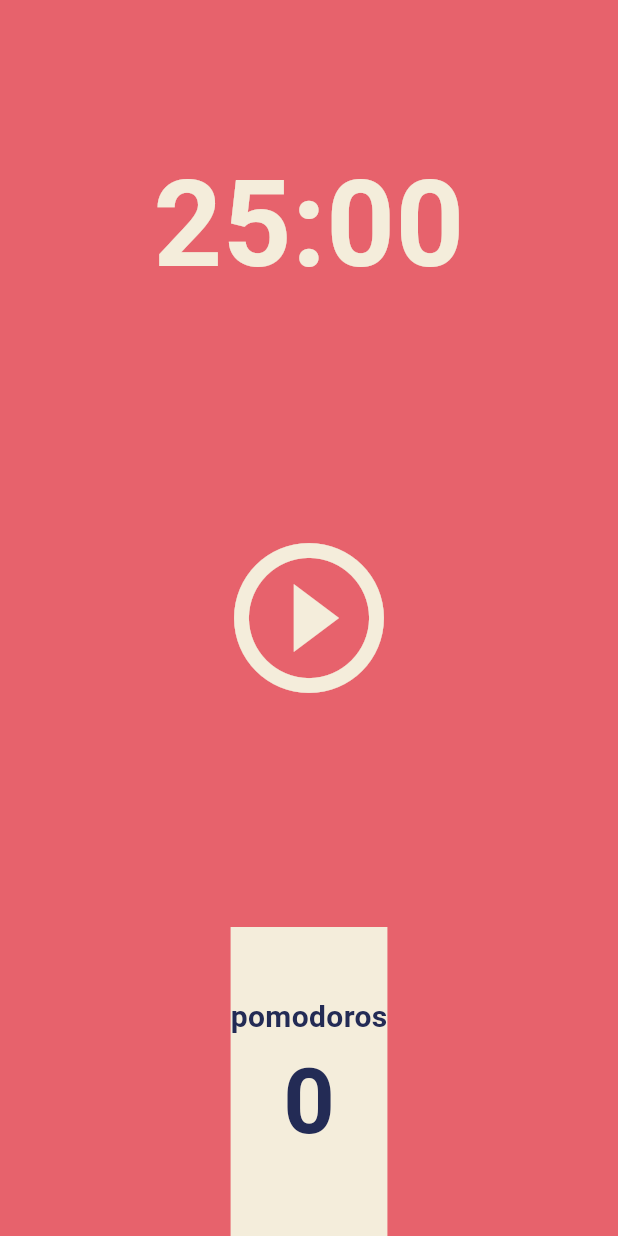
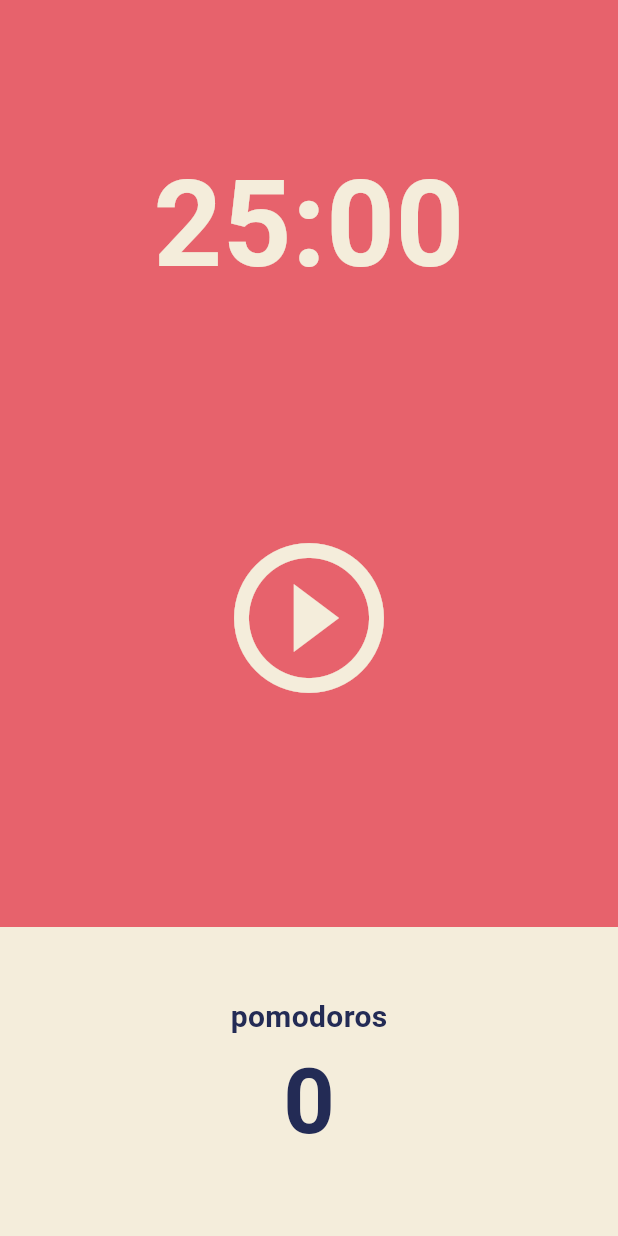
Before and after one commit to leejewon97/Pomodoro, a Flutter app: the screen it shows after launch, on a phone screen of 412 x 824 dp. Run offline on Flutter 3.47's test engine with Material 3 defaults, Android fonts, the phone set to English and light mode, and no system bars.

Commit message:
Column의 세번째 Flexible 속 Container 속 Column을 Row로 감쌈 감싼 뒤 mainAxisAlignment를 MainAxisAlignment.center로 설정

```diff
--- a/lib/screens/home_screen.dart
+++ b/lib/screens/home_screen.dart
@@ -45,13 +45,17 @@ class _HomeScreenState extends State<HomeScreen> {
             flex: 1,
             child: Container(
               color: Theme.of(context).cardColor,
-              child: Column(
+              child: Row(
+                mainAxisAlignment: MainAxisAlignment.center,
+                children: [
+                  Column(
                     mainAxisAlignment: MainAxisAlignment.center,
                     children: [
                       Text(
                         'pomodoros',
                         style: TextStyle(
-                      color: Theme.of(context).textTheme.displayLarge!.color,
+                          color:
+                              Theme.of(context).textTheme.displayLarge!.color,
                           fontSize: 20.0,
                           fontWeight: FontWeight.w600,
                         ),
@@ -59,10 +63,13 @@ class _HomeScreenState extends State<HomeScreen> {
                       Text(
                         '0',
                         style: TextStyle(
-                      color: Theme.of(context).textTheme.displayLarge!.color,
+                          color:
+                              Theme.of(context).textTheme.displayLarge!.color,
                           fontSize: 60.0,
                           fontWeight: FontWeight.w600,
                         ),
+                      ),
+                    ],
                   ),
                 ],
               ),
```
Lines whose indentation alone changed are shown as unchanged.
